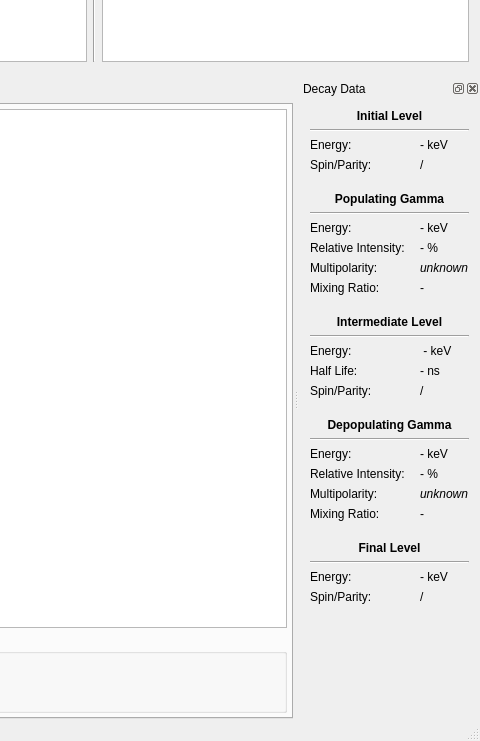
First picture: the form in spectrator/Spectrator.ui, repository ferdymercury/nuclei, before the edit; both pictures show x 672 to 1152 and y 117 to 858 of the 1152 by 858 pixel window.
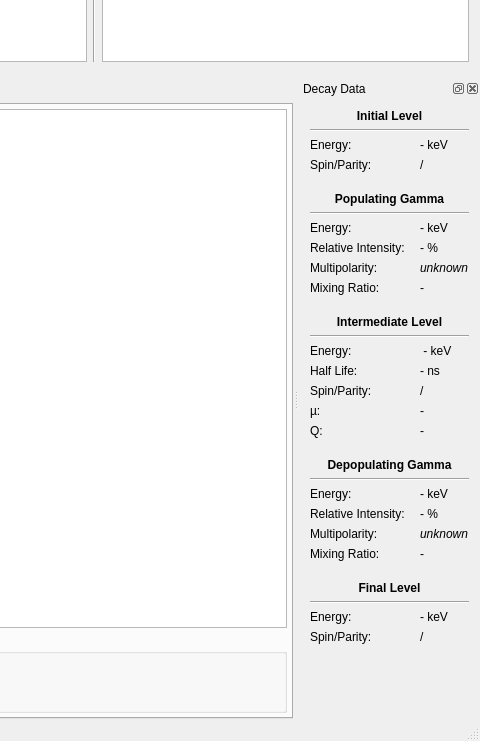
Second picture: the form after the edit. Icons and pictures are not drawn. Custom widgets are drawn as their Qt base class.

```diff
--- a/spectrator/Spectrator.ui
+++ b/spectrator/Spectrator.ui
@@ -437,7 +437,7 @@
        </property>
       </widget>
      </item>
-     <item row="18" column="0" colspan="2">
+     <item row="20" column="0" colspan="2">
       <spacer name="verticalSpacer_2">
        <property name="orientation">
         <enum>Qt::Vertical</enum>
@@ -453,7 +453,7 @@
        </property>
       </spacer>
      </item>
-     <item row="19" column="0" colspan="2">
+     <item row="21" column="0" colspan="2">
       <widget class="QLabel" name="depopGammaLabel">
        <property name="font">
         <font>
@@ -469,56 +469,56 @@
        </property>
       </widget>
      </item>
-     <item row="20" column="0" colspan="2">
+     <item row="22" column="0" colspan="2">
       <widget class="Line" name="line_5">
        <property name="orientation">
         <enum>Qt::Horizontal</enum>
        </property>
       </widget>
      </item>
-     <item row="21" column="0">
+     <item row="23" column="0">
       <widget class="QLabel" name="depopEnergyLabel">
        <property name="text">
         <string>Energy:</string>
        </property>
       </widget>
      </item>
-     <item row="21" column="1">
+     <item row="23" column="1">
       <widget class="QLabel" name="depopEnergy">
        <property name="text">
         <string>- keV</string>
        </property>
       </widget>
      </item>
-     <item row="22" column="0">
+     <item row="24" column="0">
       <widget class="QLabel" name="depopIntensityLabel">
        <property name="text">
         <string>Relative Intensity:</string>
        </property>
       </widget>
      </item>
-     <item row="22" column="1">
+     <item row="24" column="1">
       <widget class="QLabel" name="depopIntensity">
        <property name="text">
         <string>- %</string>
        </property>
       </widget>
      </item>
-     <item row="23" column="0">
+     <item row="25" column="0">
       <widget class="QLabel" name="depopMultipolarityLabel">
        <property name="text">
         <string>Multipolarity:</string>
        </property>
       </widget>
      </item>
-     <item row="23" column="1">
+     <item row="25" column="1">
       <widget class="QLabel" name="depopMultipolarity">
        <property name="text">
         <string>&lt;i&gt;unknown&lt;/i&gt;</string>
        </property>
       </widget>
      </item>
-     <item row="25" column="1">
+     <item row="27" column="1">
       <widget class="QLabel" name="depopMixing">
        <property name="text">
         <string>-</string>
@@ -564,7 +564,7 @@
        </property>
       </spacer>
      </item>
-     <item row="27" column="0" colspan="2">
+     <item row="29" column="0" colspan="2">
       <widget class="QLabel" name="endLevelLabel">
        <property name="font">
         <font>
@@ -580,51 +580,51 @@
        </property>
       </widget>
      </item>
-     <item row="26" column="0" colspan="2">
-      <spacer name="verticalSpacer_4">
-       <property name="orientation">
-        <enum>Qt::Vertical</enum>
-       </property>
-       <property name="sizeType">
-        <enum>QSizePolicy::Fixed</enum>
-       </property>
-       <property name="sizeHint" stdset="0">
-        <size>
-         <width>0</width>
-         <height>8</height>
-        </size>
-       </property>
-      </spacer>
-     </item>
      <item row="28" column="0" colspan="2">
+      <spacer name="verticalSpacer_4">
+       <property name="orientation">
+        <enum>Qt::Vertical</enum>
+       </property>
+       <property name="sizeType">
+        <enum>QSizePolicy::Fixed</enum>
+       </property>
+       <property name="sizeHint" stdset="0">
+        <size>
+         <width>0</width>
+         <height>8</height>
+        </size>
+       </property>
+      </spacer>
+     </item>
+     <item row="30" column="0" colspan="2">
       <widget class="Line" name="line_7">
        <property name="orientation">
         <enum>Qt::Horizontal</enum>
        </property>
       </widget>
      </item>
-     <item row="29" column="0">
+     <item row="31" column="0">
       <widget class="QLabel" name="endEnergyLabel">
        <property name="text">
         <string>Energy:</string>
        </property>
       </widget>
      </item>
-     <item row="30" column="0">
+     <item row="32" column="0">
       <widget class="QLabel" name="endSpinLabel">
        <property name="text">
         <string>Spin/Parity:</string>
        </property>
       </widget>
      </item>
-     <item row="29" column="1">
+     <item row="31" column="1">
       <widget class="QLabel" name="endEnergy">
        <property name="text">
         <string>- keV</string>
        </property>
       </widget>
      </item>
-     <item row="30" column="1">
+     <item row="32" column="1">
       <widget class="QLabel" name="endSpin">
        <property name="text">
         <string>/</string>
@@ -652,13 +652,53 @@
        </property>
       </widget>
      </item>
-     <item row="25" column="0">
+     <item row="27" column="0">
       <widget class="QLabel" name="depopMixingLabel">
        <property name="text">
         <string>Mixing Ratio:</string>
        </property>
       </widget>
      </item>
+     <item row="18" column="0">
+      <widget class="QLabel" name="intMuLabel">
+       <property name="toolTip">
+        <string>Magnetic dipole moment of the intermediate level</string>
+       </property>
+       <property name="text">
+        <string>µ:</string>
+       </property>
+      </widget>
+     </item>
+     <item row="19" column="0">
+      <widget class="QLabel" name="intQLabel">
+       <property name="toolTip">
+        <string>Electric quadrupole moment of the intermediate level</string>
+       </property>
+       <property name="text">
+        <string>Q:</string>
+       </property>
+      </widget>
+     </item>
+     <item row="18" column="1">
+      <widget class="QLabel" name="intMu">
+       <property name="toolTip">
+        <string>Magnetic dipole moment of the intermediate level</string>
+       </property>
+       <property name="text">
+        <string>-</string>
+       </property>
+      </widget>
+     </item>
+     <item row="19" column="1">
+      <widget class="QLabel" name="intQ">
+       <property name="toolTip">
+        <string>Electric quadrupole moment of the intermediate level</string>
+       </property>
+       <property name="text">
+        <string>-</string>
+       </property>
+      </widget>
+     </item>
     </layout>
    </widget>
   </widget>
```
Left out of the diff: 12 changed lines with no effect on the pictures.
